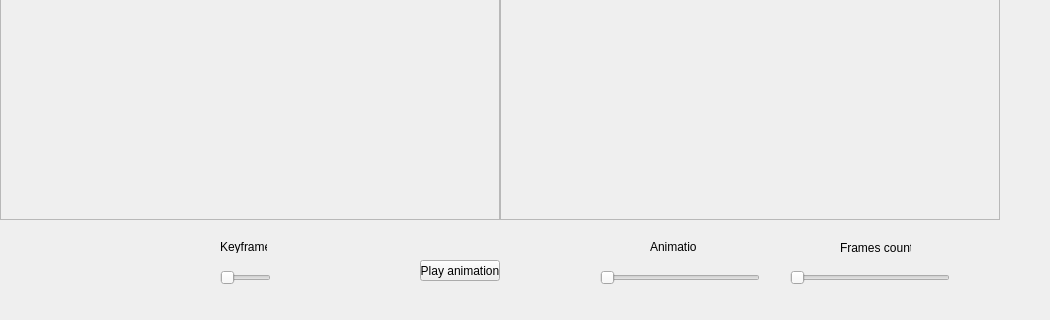
This is morphing.ui in RafikFafik/miniGimp as Qt 5 draws it before an edit; both pictures show x 0 to 1050 and y 280 to 600 of the 1050 by 600 pixel window. The edited form follows.
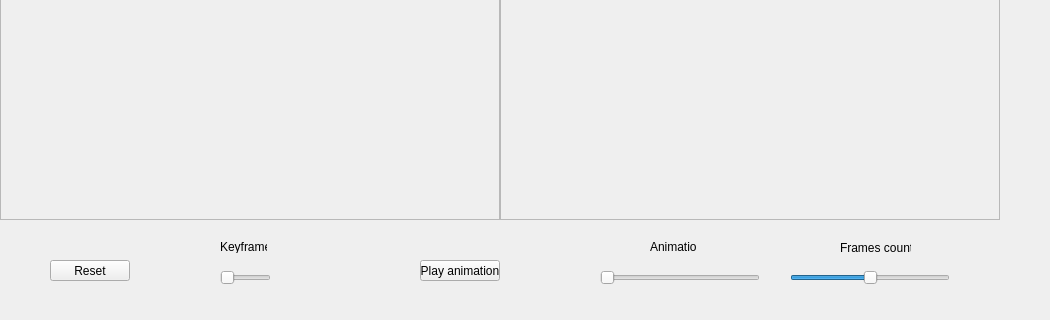
This is the edited form.

```diff
--- a/morphing.ui
+++ b/morphing.ui
@@ -135,7 +135,10 @@
     <number>50</number>
    </property>
    <property name="maximum">
-    <number>200</number>
+    <number>500</number>
+   </property>
+   <property name="value">
+    <number>275</number>
    </property>
    <property name="orientation">
     <enum>Qt::Horizontal</enum>
@@ -154,6 +157,19 @@
     <string>Play animation</string>
    </property>
   </widget>
+  <widget class="QPushButton" name="reset">
+   <property name="geometry">
+    <rect>
+     <x>50</x>
+     <y>540</y>
+     <width>80</width>
+     <height>21</height>
+    </rect>
+   </property>
+   <property name="text">
+    <string>Reset</string>
+   </property>
+  </widget>
  </widget>
  <resources/>
  <connections/>
```
Left out of the diff: 2 changed lines with no effect on the pictures.
